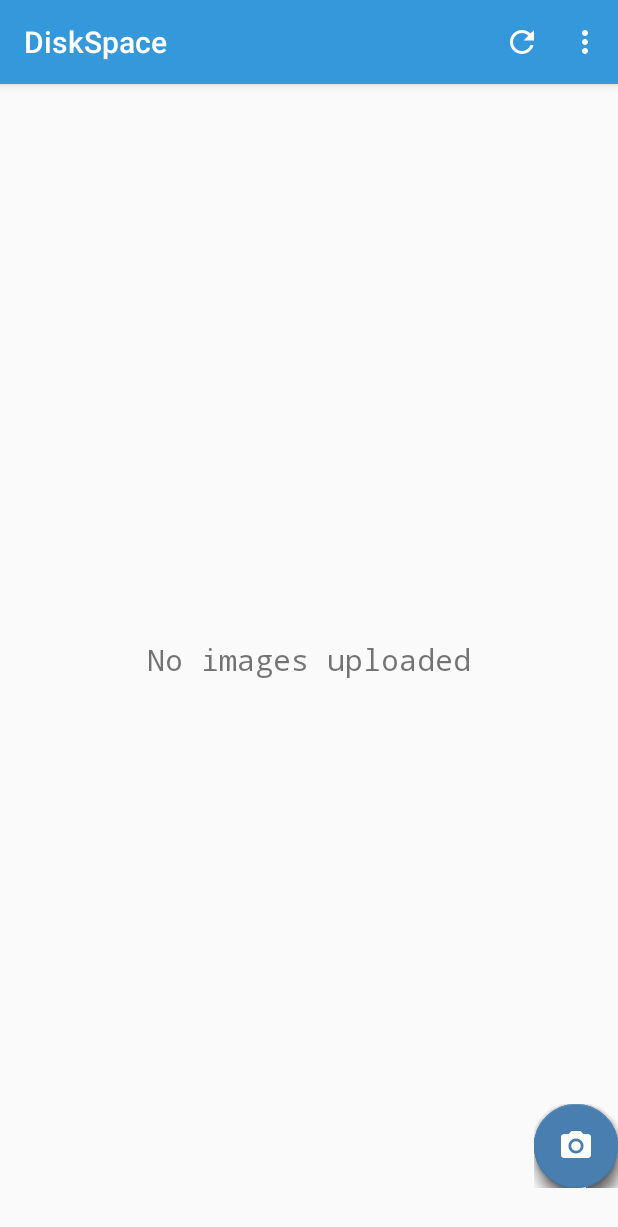
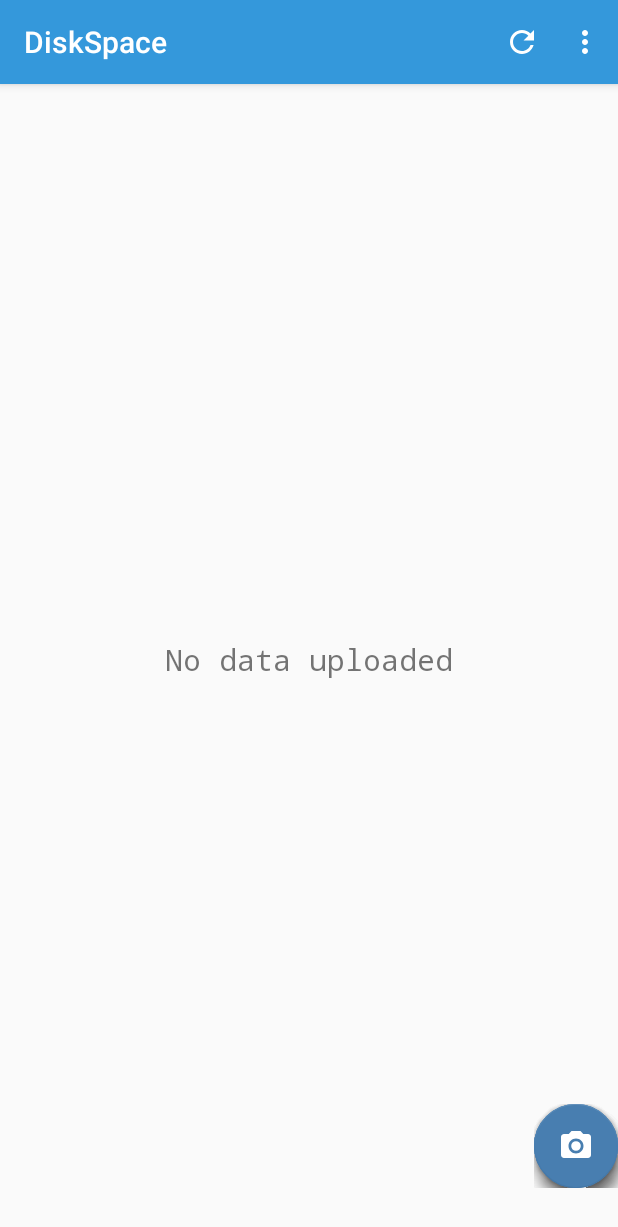
Before and after one commit to Prakash-sa/SXSW, an Android app: the DisplayImageActivity screen opened directly, with no data from a screen before it, on a phone screen of 412 x 824 dp. Shown: the top 1227 px of the screen. Run offline under Robolectric (Android 15) with nearby library versions, the phone set to English and light mode, and no system bars; our stand-ins replace Firebase (no records; nobody signed in at launch, a user with empty details on screens opened directly); libraries missing offline, so code that uses them is left out: com.github.clans.fab; plain views replace FloatingActionButton, FloatingActionMenu; Roboto replaces fonts that are not available here; 8 statements that could not run were skipped.

```diff
--- a/app/src/main/java/com/example/hackathonnitk/ui/DisplayImageActivity.java
+++ b/app/src/main/java/com/example/hackathonnitk/ui/DisplayImageActivity.java
@@ -200,7 +200,7 @@ public class DisplayImageActivity extends AppCompatActivity {
         });
 
         // initialise cacheObject
-        //cacheImage = new CacheImage(DisplayImageActivity.this);
+        cacheImage = new CacheImage(DisplayImageActivity.this);
 
     }
 
--- a/app/src/main/java/com/example/hackathonnitk/ui/Everyone.java
+++ b/app/src/main/java/com/example/hackathonnitk/ui/Everyone.java
@@ -82,7 +82,7 @@ public class Everyone extends AppCompatActivity {
     protected void onCreate(Bundle savedInstanceState) {
         super.onCreate(savedInstanceState);
         setContentView(R.layout.activity_everyone);
-        setTitle("Public Images");
+        setTitle("Public");
         recyclerView = (RecyclerView) findViewById(R.id.recyclerView);
         final int MyVersion = Build.VERSION.SDK_INT;
         if (MyVersion > Build.VERSION_CODES.LOLLIPOP_MR1) {
--- a/app/src/main/res/layout/activity_display_image.xml
+++ b/app/src/main/res/layout/activity_display_image.xml
@@ -15,7 +15,7 @@
         android:textSize="20dp"
         android:fontFamily="monospace"
         android:layout_centerInParent="true"
-        android:text="No images uploaded"/>
+        android:text="No data uploaded"/>
     <androidx.recyclerview.widget.RecyclerView
         android:layout_width="fill_parent"
         android:layout_height="wrap_content"
```
